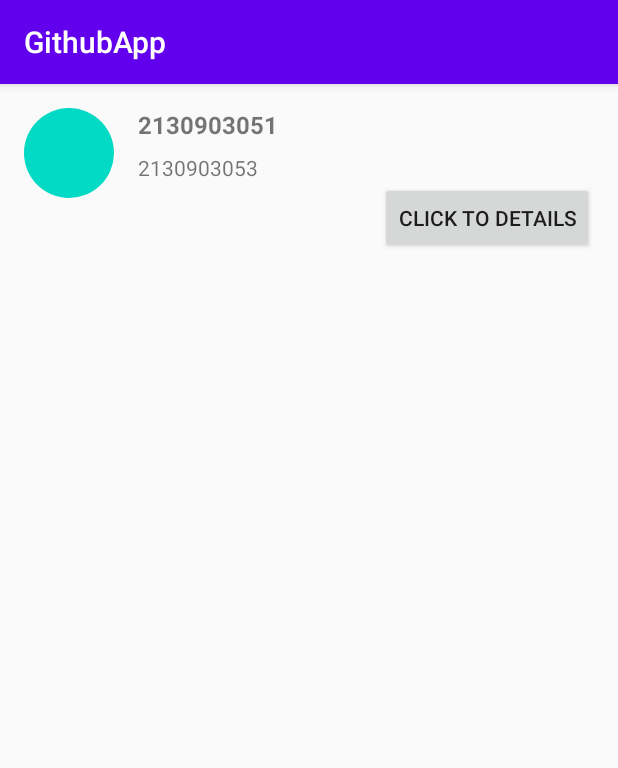
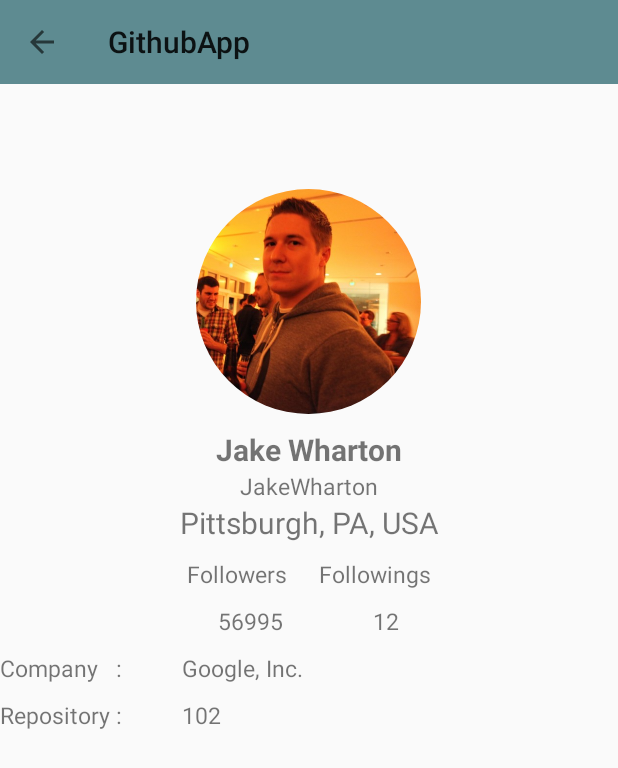
Before and after one commit to husnul23/githhub-app, an Android app: the screen it shows after launch (MainActivity before the commit, DetailActivity after it), after a tap on "CLICK TO DETAILS", on a phone screen of 412 x 824 dp. Shown: the top 768 px of the screen. Run offline under Robolectric (Android 15) with nearby library versions, the phone set to English and light mode, and no system bars; our stand-ins replace CircleImageView.

Commit message:
fix typo and add style to manifest

```diff
--- a/app/src/main/AndroidManifest.xml
+++ b/app/src/main/AndroidManifest.xml
@@ -9,6 +9,9 @@
         android:roundIcon="@mipmap/ic_launcher_round"
         android:supportsRtl="true"
         android:theme="@style/AppTheme">
+        <activity android:name=".DetailActivity"
+            android:theme="@style/no_bar">
+        </activity>
         <activity android:name=".MainActivity">
             <intent-filter>
                 <action android:name="android.intent.action.MAIN" />
--- a/app/src/main/java/com/example/githubapp/ListUserAdapter.kt
+++ b/app/src/main/java/com/example/githubapp/ListUserAdapter.kt
@@ -3,10 +3,14 @@ package com.example.githubapp
 import android.view.LayoutInflater
 import android.view.View
 import android.view.ViewGroup
+import android.widget.Button
+import android.widget.ImageView
 import android.widget.TextView
 import androidx.recyclerview.widget.RecyclerView
+import com.bumptech.glide.Glide
+import com.bumptech.glide.request.RequestOptions
 
-class ListUserAdapter :RecyclerView.Adapter<ListUserAdapter.ListViewHolder>() {
+class ListUserAdapter : RecyclerView.Adapter<ListUserAdapter.ListViewHolder>() {
 
     private lateinit var onItemClickCallback: OnItemClickCallback
 
@@ -24,7 +28,7 @@ class ListUserAdapter :RecyclerView.Adapter<ListUserAdapter.ListViewHolder>() {
     }
 
     //inisiasi layout untuk setiap view holder
-    override fun onCreateViewHolder(parent: ViewGroup, viewType: Int): ListUserAdapter.ListViewHolder {
+    override fun onCreateViewHolder(parent: ViewGroup, viewType: Int): ListViewHolder {
         val view: View = LayoutInflater.from(parent.context).inflate(R.layout.item_row_user, parent, false)
         return ListViewHolder(view)
     }
@@ -45,18 +49,18 @@ class ListUserAdapter :RecyclerView.Adapter<ListUserAdapter.ListViewHolder>() {
     inner class ListViewHolder(itemView: View ) : RecyclerView.ViewHolder(itemView) {
         var githubUsername: TextView = itemView.findViewById(R.id.tv_username)
         var githubName: TextView = itemView.findViewById(R.id.tv_name)
-        var githubAvatar: TextView = itemView.findViewById(R.id.img_item_photo)
-        var githubBtn: TextView = itemView.findViewById(R.id.btn_details)
+        var githubAvatar: ImageView = itemView.findViewById(R.id.img_item_photo)
+        var githubBtn: Button = itemView.findViewById(R.id.btn_details)
 
         fun bind(github: Github, clickListener: OnItemClickCallback) {
             githubBtn.setOnClickListener {
                 clickListener.onItemClick(github)
             }
 
-//            Glide.with(itemView.context)
-//                .load(github.avatar)
-//                .apply(RequestOptions().override(60, 70))
-////                .into(githubAvatar)
+            Glide.with(itemView.context)
+                .load(github.avatar)
+                .apply(RequestOptions().override(60, 70))
+                .into(githubAvatar)
 
             githubUsername.text = github.username
             githubName.text = github.name
--- a/app/src/main/java/com/example/githubapp/MainActivity.kt
+++ b/app/src/main/java/com/example/githubapp/MainActivity.kt
@@ -17,11 +17,6 @@ class MainActivity : AppCompatActivity() {
     override fun onCreate(savedInstanceState: Bundle?) {
         super.onCreate(savedInstanceState)
         setContentView(R.layout.activity_main)
-
-        setSupportActionBar(toolbar)
-        supportActionBar?.apply {
-            setDisplayHomeAsUpEnabled(false)
-        }
 
         githubUsers = findViewById(R.id.rv_github)
         githubUsers.setHasFixedSize(true)
--- a/app/src/main/java/com/example/githubapp/UserData.kt
+++ b/app/src/main/java/com/example/githubapp/UserData.kt
@@ -1,17 +1,35 @@
 package com.example.githubapp
 
 object  UserData {
-    private val userNames = arrayOf(R.array.username)
-    private val fullNames = arrayOf(R.array.name)
+    private val userNames = arrayOf("JakeWharton", "amitshekariitbhu",
+    "romainguy", "chrisbanes", "tipsy", "ravi8x", "jasoet",
+    "budioktavian", "handisantika", "sidiqpermana")
+
+
+    private val fullNames = arrayOf("Jake Wharton", "Amit Shekhar", "Romain Guy",
+    "Chris Banes", "David", "Ravi Tamada", "Deny Prasetyo", "Budi Oktavian", "Hendi Santika",
+    "Sidiq Permana")
+
     private val avatarImages = arrayOf(R.drawable.user1, R.drawable.user2,
         R.drawable.user3, R.drawable.user4, R.drawable.user5, R.drawable.user6,
-        R.drawable.user7, R.drawable.user8, R.drawable.user8, R.drawable.user9,
-        R.drawable.user10)
-    private val userCompanies = arrayOf(R.array.company)
-    private val userFollowers = arrayOf(R.array.followers)
-    private val userFollowings = arrayOf(R.array.following)
-    private val userLocation = arrayOf(R.array.location)
-    private val userRepository = arrayOf(R.array.repository)
+        R.drawable.user7, R.drawable.user8, R.drawable.user9, R.drawable.user10)
+
+    private val userCompanies = arrayOf("Google, Inc.", "MindOrksOpenSource", "Google",
+    "Google working on @android", "Working Group Two", "AndroidHive | Droid5", "gojek-engineering",
+    "KotlinID", "JVMDeveloperID @KotlinID @IDDevOps", "Nusantara Beta Studio")
+
+    private val userFollowers = arrayOf("56995", "5153", "7972", "14725", "788", "18628",
+    "277", "178", "428", "465")
+
+    private val userFollowings = arrayOf("12", "2", "0", "1", "0", "3",
+        "39", "23", "61", "10")
+
+    private val userLocation = arrayOf("Pittsburgh, PA, USA", "New Delhi, India", "California",
+    "Sydney, Australia", "Trondheim, Norway", "India", "Kotagede, Yogyakarta, Indonesia",
+    "Jakarta, Indonesia", "Bojongsoang - Bandung Jawa Barat", "Jakarta Indonesia")
+
+    private val userRepository = arrayOf("102", "37", "9", "30", "56", "28", "44",
+    "110", "1064", "65")
 
     val listData: ArrayList<Github>
     get() {
@@ -19,14 +37,14 @@ object  UserData {
 
         for (position in userNames.indices) {
             val github = Github()
-            github.username = userNames[position].toString()
-            github.name = fullNames[position].toString()
+            github.username = userNames[position]
+            github.name = fullNames[position]
             github.avatar = avatarImages[position]
-            github.company = userCompanies[position].toString()
-            github.followers = userFollowers[position].toString()
-            github.followings = userFollowings[position].toString()
-            github.location = userLocation[position].toString()
-            github.repository = userRepository[position].toString()
+            github.company = userCompanies[position]
+            github.followers = userFollowers[position]
+            github.followings = userFollowings[position]
+            github.location = userLocation[position]
+            github.repository = userRepository[position]
             list.add(github)
         }
         return list
--- a/app/src/main/res/layout/detail_user.xml
+++ b/app/src/main/res/layout/detail_user.xml
@@ -1,5 +1,5 @@
 <?xml version="1.0" encoding="utf-8"?>
-<RelativeLayout
+<LinearLayout
     xmlns:android="http://schemas.android.com/apk/res/android"
     android:orientation="vertical"
     android:layout_width="match_parent"
@@ -17,7 +17,7 @@
 
         <de.hdodenhof.circleimageview.CircleImageView
             android:id="@+id/imgProfilePict"
-            android:layout_marginTop="50dp"
+            android:layout_marginTop="20dp"
             android:layout_marginBottom="10dp"
             android:layout_width="150dp"
             android:layout_height="150dp"
@@ -62,7 +62,7 @@
                 android:paddingRight="10dp"
                 android:text="Followers"
                 android:textSize="15sp" />
-            <view
+            <View
                 android:layout_width="1dp"
                 android:layout_height="match_parent"/>
             <TextView
@@ -105,7 +105,7 @@
                 android:layout_width="wrap_content"
                 android:layout_height="match_parent"
                 android:lines="1"
-                android:paddingRight="30dp"
+                android:paddingRight="10dp"
                 android:text="Company   :"
                 android:textSize="15sp" />
             <TextView
@@ -126,7 +126,7 @@
                 android:layout_width="wrap_content"
                 android:layout_height="match_parent"
                 android:lines="1"
-                android:paddingRight="30dp"
+                android:paddingRight="10dp"
                 android:text="Repository :"
                 android:textSize="15sp" />
             <TextView
@@ -137,9 +137,5 @@
                 android:lines="1"
                 android:textSize="15sp" />
         </LinearLayout>
-
-
-
     </LinearLayout>
-
-</RelativeLayout>
+</LinearLayout>
--- a/app/src/main/res/layout/toolbar.xml
+++ b/app/src/main/res/layout/toolbar.xml
@@ -5,8 +5,4 @@
     android:orientation="vertical"
     android:background="@color/grey"
     android:layout_width="match_parent"
-    android:layout_height="wrap_content">
-
-
-
-</androidx.appcompat.widget.Toolbar>
+    android:layout_height="wrap_content"/>
--- a/app/src/main/res/values/styles.xml
+++ b/app/src/main/res/values/styles.xml
@@ -7,11 +7,13 @@
         <item name="colorAccent">@color/colorAccent</item>
     </style>
 
-    <style name="no_bar" parent="Theme.AppCompat.Light.NoActionBar">
+    <style name="no_bar" parent="Theme.AppCompat.Light">
         <!-- Customize your theme here. -->
         <item name="colorPrimary">@color/colorPrimary</item>
         <item name="colorPrimaryDark">#000000</item>
         <item name="colorAccent">@color/colorAccent</item>
+        <item name="windowActionBar">false</item>
+        <item name="windowNoTitle">true</item>
     </style>
 
 </resources>
```
